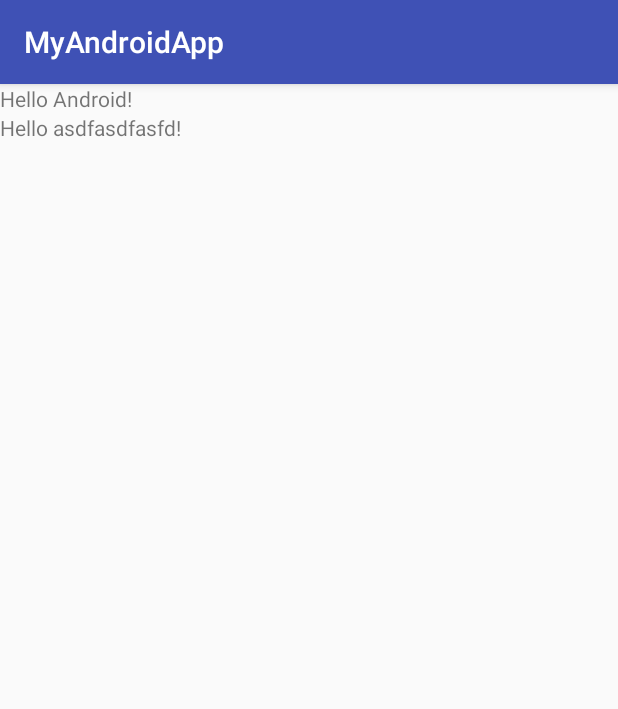
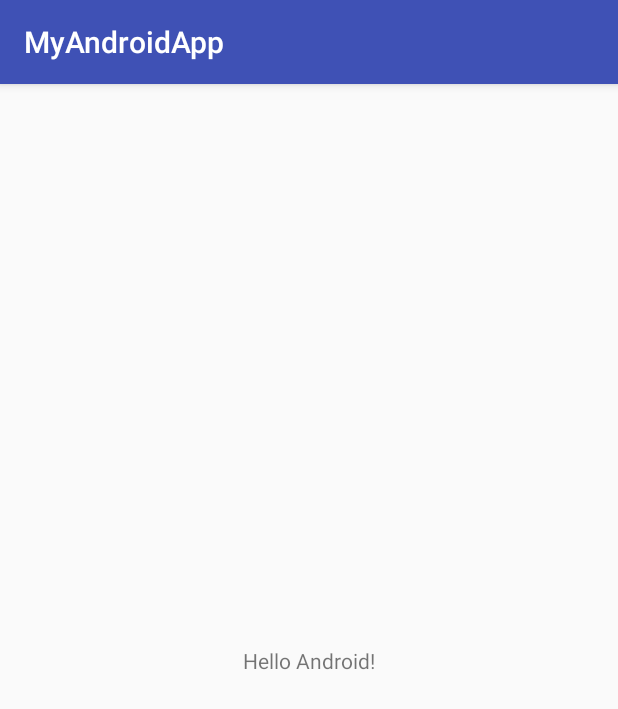
Before and after one commit to pjs12/MyAndroidApp, an Android app: the screen it shows after launch (MainActivity), on a phone screen of 412 x 824 dp. Shown: the top 709 px of the screen. Run offline under Robolectric (Android 15) with nearby library versions, the phone set to English and light mode, and no system bars.

Commit message:
Revert "LinearLayout으로 변경하고 Textview추가ㅏ"
This reverts commit e014b3e6c672dd233c1dbf57bd76b32645915710.

```diff
--- a/app/src/main/res/layout/activity_main.xml
+++ b/app/src/main/res/layout/activity_main.xml
@@ -1,21 +1,18 @@
 <?xml version="1.0" encoding="utf-8"?>
-<LinearLayout xmlns:android="http://schemas.android.com/apk/res/android"
+<android.support.constraint.ConstraintLayout xmlns:android="http://schemas.android.com/apk/res/android"
     xmlns:app="http://schemas.android.com/apk/res-auto"
     xmlns:tools="http://schemas.android.com/tools"
     android:layout_width="match_parent"
     android:layout_height="match_parent"
-    android:orientation="vertical"
     tools:context="com.hansung.android.myandroidapp.MainActivity">
 
     <TextView
         android:layout_width="wrap_content"
         android:layout_height="wrap_content"
         android:text="Hello Android!"
-         />
+        app:layout_constraintBottom_toBottomOf="parent"
+        app:layout_constraintLeft_toLeftOf="parent"
+        app:layout_constraintRight_toRightOf="parent"
+        app:layout_constraintTop_toTopOf="parent" />
 
-    <TextView
-        android:layout_width="wrap_content"
-        android:layout_height="wrap_content"
-        android:text="Hello asdfasdfasfd!"
-        />
-</LinearLayout>
+</android.support.constraint.ConstraintLayout>
```
